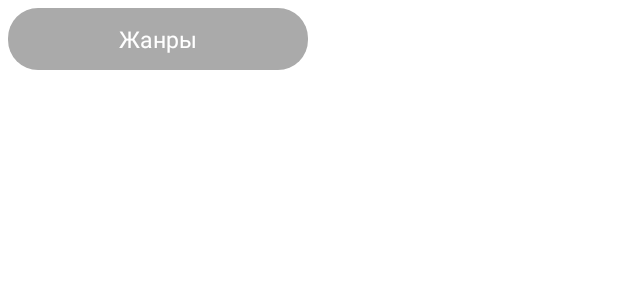
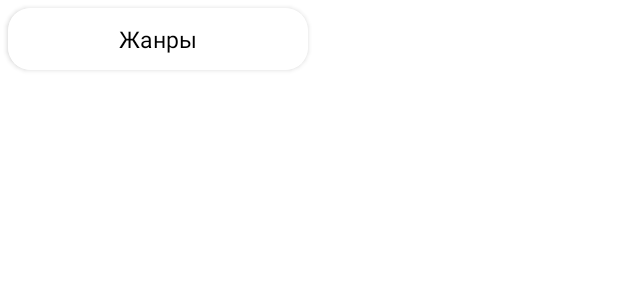
Before and after one commit to evgen4m/Kinopoisk, an Android app: the layout list_genres_item.xml on its own in the app's theme, with its tools: preview values and no code run, on a phone screen of 412 x 824 dp. Shown: the top 300 px of the screen. Run offline under Robolectric (Android 15) with nearby library versions, the phone set to English and light mode, and no system bars.

Commit message:
Исправление элементов списка.

```diff
--- a/app/src/main/java/com/esoft/kinopoisk/domain/model/FilmModel.kt
+++ b/app/src/main/java/com/esoft/kinopoisk/domain/model/FilmModel.kt
@@ -8,9 +8,7 @@ data class Results(
 )
 
 data class FilmModel(
-
     val title: String = "Фильмы",
-
     @SerializedName("id")
     val id: Int,
     @SerializedName("localized_name")
--- a/app/src/main/java/com/esoft/kinopoisk/presentation/base/BasePresenter.kt
+++ b/app/src/main/java/com/esoft/kinopoisk/presentation/base/BasePresenter.kt
@@ -13,7 +13,7 @@ open class BasePresenter<V : BaseView> {
 
     }
 
-    fun destroy() {
+    fun detachView() {
         view = null
     }
 
--- a/app/src/main/java/com/esoft/kinopoisk/presentation/listFragment/ListFilmsFragment.kt
+++ b/app/src/main/java/com/esoft/kinopoisk/presentation/listFragment/ListFilmsFragment.kt
@@ -42,6 +42,11 @@ class ListFilmsFragment : Fragment(R.layout.fragment_list_films), ListFilmsView
         presenter.getGenres()
     }
 
+    override fun onDetach() {
+        super.onDetach()
+        presenter.detachView()
+    }
+
     override fun onViewCreated(view: View, savedInstanceState: Bundle?) {
         super.onViewCreated(view, savedInstanceState)
         binding =  FragmentListFilmsBinding.bind(view)
--- a/app/src/main/res/drawable/selector.xml
+++ b/app/src/main/res/drawable/selector.xml
@@ -4,18 +4,12 @@
     <item android:state_selected="true">
         <shape android:shape="rectangle">
             <solid android:color="@android:color/holo_blue_bright" />
-            <corners android:radius="20dp" />
         </shape>
     </item>
 
-    <item android:state_selected="false"
-        android:left="1dp"
-        android:right="1dp"
-        android:top="1dp"
-        android:bottom="2dp">
+    <item android:state_selected="false">
         <shape android:shape="rectangle">
-            <solid android:color="@android:color/darker_gray" />
-            <corners android:radius="20dp" />
+            <solid android:color="@android:color/white" />
         </shape>
     </item>
 
--- a/app/src/main/res/layout/list_genres_item.xml
+++ b/app/src/main/res/layout/list_genres_item.xml
@@ -1,20 +1,21 @@
 <?xml version="1.0" encoding="utf-8"?>
-<RelativeLayout xmlns:android="http://schemas.android.com/apk/res/android"
+<androidx.cardview.widget.CardView xmlns:android="http://schemas.android.com/apk/res/android"
+    xmlns:app="http://schemas.android.com/apk/res-auto"
     android:layout_width="200dp"
     android:layout_height="wrap_content"
-    android:layout_margin="5dp">
+    android:layout_margin="5dp"
+    app:cardCornerRadius="15dp">
 
     <TextView
+        style="@style/TextGenresStyle"
         android:id="@+id/text_genres"
         android:layout_width="match_parent"
         android:layout_height="wrap_content"
+        android:background="@drawable/selector"
         android:clickable="true"
         android:focusable="true"
         android:gravity="center_horizontal"
         android:padding="10dp"
-        android:text="@string/textGenres"
-        android:background="@drawable/selector"
-        android:textColor="@color/white"
-        android:textSize="15sp" />
+        android:text="@string/textGenres" />
 
-</RelativeLayout>
+</androidx.cardview.widget.CardView>
--- a/app/src/main/res/values/style.xml
+++ b/app/src/main/res/values/style.xml
@@ -1,8 +1,27 @@
 <?xml version="1.0" encoding="utf-8"?>
 <resources>
 
-    <style name="RecyclerViewItemsStyle">
-        <item name="cornerRadius">20dp</item>
+    <style name="TitleStyle">
+        <item name="android:textStyle">bold</item>
+        <item name="android:textSize">20sp</item>
+        <item name="textAllCaps">false</item>
+        <item name="android:textColor">@color/black</item>
+    </style>
+
+
+    <style name="TextGenresStyle">
+        <item name="android:textStyle">normal</item>
+        <item name="android:textSize">15sp</item>
+        <item name="textAllCaps">false</item>
+        <item name="android:textColor">@color/black</item>
+    </style>
+
+
+    <style name="TextFilmNameStyle">
+        <item name="android:textStyle">normal</item>
+        <item name="android:textSize">15sp</item>
+        <item name="textAllCaps">false</item>
+        <item name="android:textColor">@color/white</item>
     </style>
 
 </resources>
```
Also changed, not shown: app/src/main/java/com/esoft/kinopoisk/presentation/detailFilmFragment/DetailFilmFragment.kt (+7 -5 lines), app/src/main/res/layout/list_film_item.xml (+6 -5 lines), app/src/main/res/layout/title_item.xml (+5 -7 lines).
